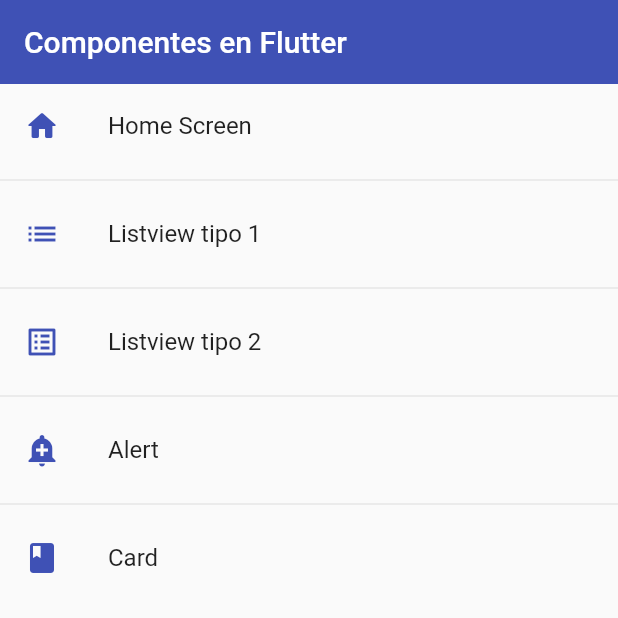
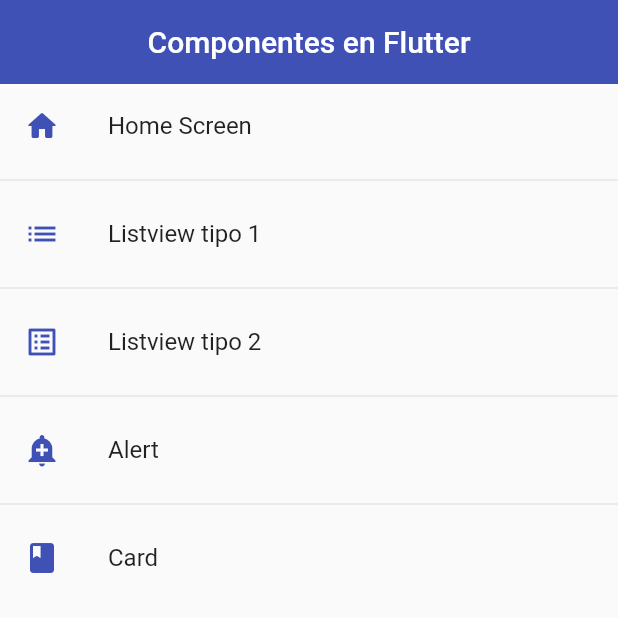
Before and after one commit to juanfranflores/fl_components, a Flutter app: the screen it shows after launch, on a phone screen of 412 x 824 dp, the top half of it. Run offline on Flutter 3.47's test engine with Material 2 defaults, Android fonts, the phone set to English and light mode, and no system bars.

Commit message:
AppTheme

```diff
--- a/lib/main.dart
+++ b/lib/main.dart
@@ -1,5 +1,6 @@
+import 'package:flutter/material.dart';
 import 'package:fl_components/routes/app_routes.dart';
-import 'package:flutter/material.dart';
+import 'package:fl_components/themes/app_theme.dart';
 
 void main() => runApp(const MyApp());
 
@@ -14,6 +15,7 @@ class MyApp extends StatelessWidget {
       initialRoute: AppRoutes.initialRoute,
       routes: AppRoutes.getAppRoutes(),
       onGenerateRoute: AppRoutes.onGenerateRoute,
+      theme: AppTheme.lightTheme,
     );
   }
 }
--- a/lib/screens/home_screen.dart
+++ b/lib/screens/home_screen.dart
@@ -1,3 +1,4 @@
+import 'package:fl_components/themes/app_theme.dart';
 import 'package:flutter/material.dart';
 import 'package:fl_components/models/models.dart';
 import 'package:fl_components/routes/app_routes.dart';
@@ -12,14 +13,12 @@ class HomeScreen extends StatelessWidget {
     return Scaffold(
       appBar: AppBar(
         title: const Text('Componentes en Flutter'),
-        backgroundColor: Colors.indigo,
-        elevation: 0,
       ),
       body: ListView.separated(
         itemCount: menuOptions.length,
         itemBuilder: (BuildContext context, int i) {
           return ListTile(
-            leading: Icon(menuOptions[i].icon, color: Colors.indigo),
+            leading: Icon(menuOptions[i].icon, color: AppTheme.primary),
             title: Text(menuOptions[i].name),
             onTap: () {
               Navigator.pushNamed(context, menuOptions[i].route);
--- a/lib/screens/listview2_screen.dart
+++ b/lib/screens/listview2_screen.dart
@@ -10,8 +10,6 @@ class Listview2Screen extends StatelessWidget {
       appBar: AppBar(
         title: const Text('Listview Tipo 2'),
         elevation: 1,
-        centerTitle: true,
-        backgroundColor: Colors.indigo,
       ),
       body: ListView.separated(
         itemCount: libros.length,
--- /dev/null
+++ b/lib/themes/app_theme.dart
@@ -0,0 +1,22 @@
+import 'package:flutter/material.dart';
+
+class AppTheme {
+  static const Color primary = Colors.indigo;
+
+  static final ThemeData lightTheme = ThemeData.light().copyWith(
+      primaryColor: Colors.indigo,
+      appBarTheme: const AppBarTheme(
+        backgroundColor: primary,
+        centerTitle: true,
+        elevation: 0,
+      ));
+  static final ThemeData darkTheme = ThemeData.dark().copyWith(
+    primaryColor: Colors.indigo,
+    appBarTheme: const AppBarTheme(
+      backgroundColor: primary,
+      centerTitle: true,
+      elevation: 0,
+    ),
+    // scaffoldBackgroundColor:,
+  );
+}
```
